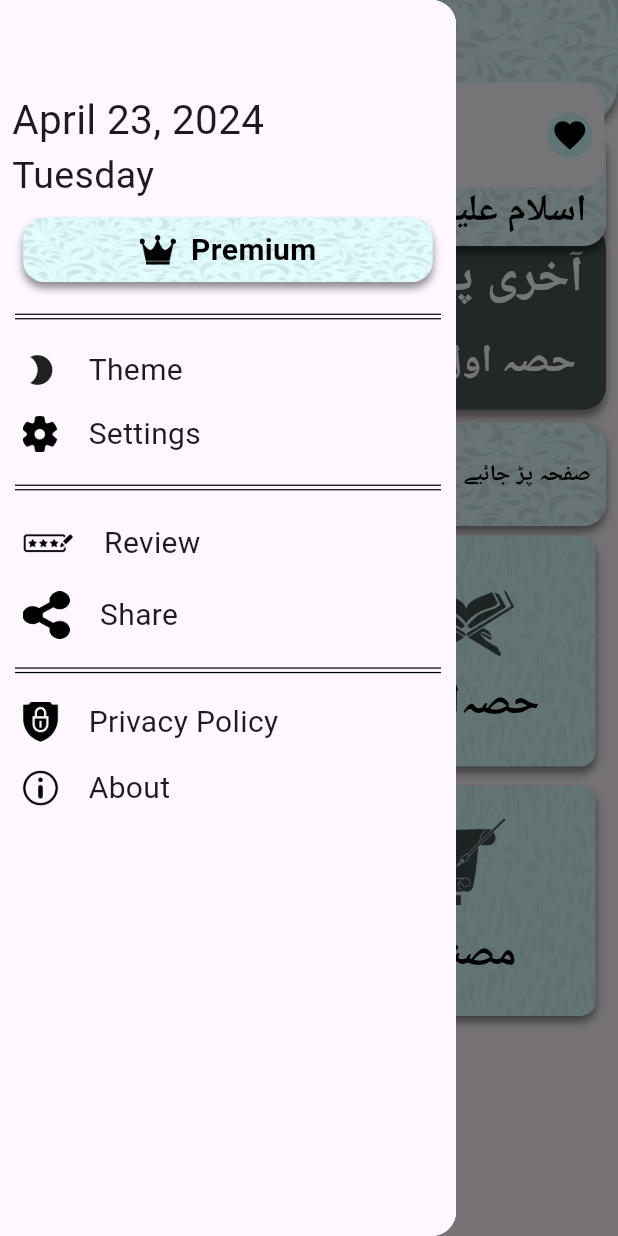
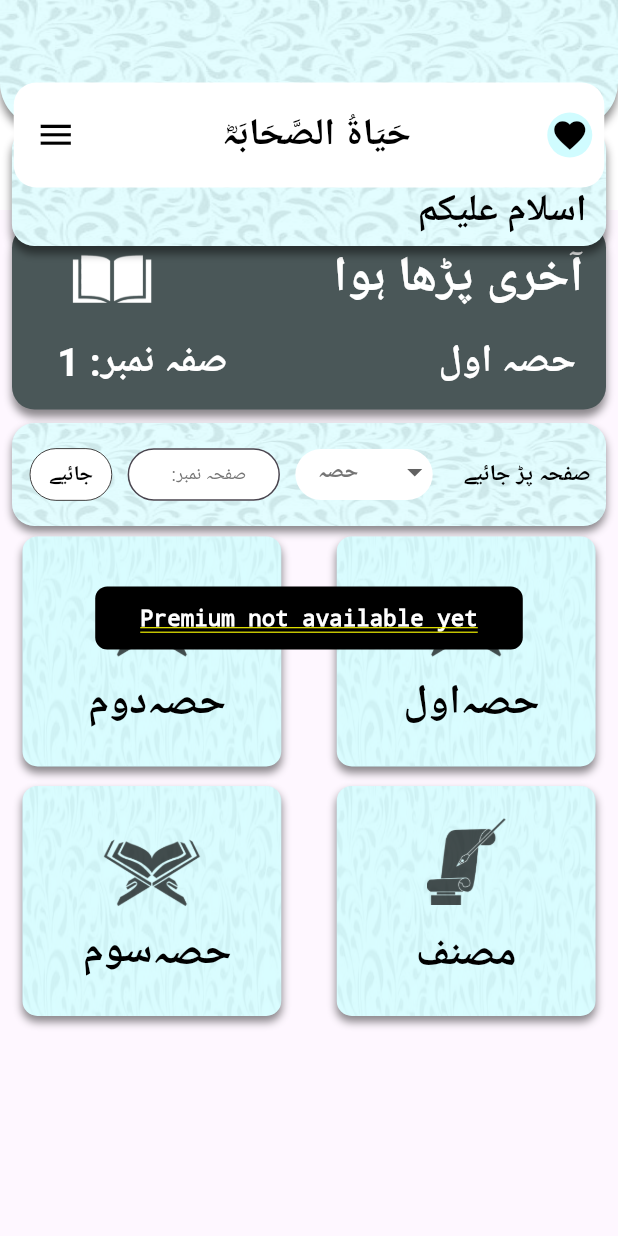
Before and after one commit to wahidkhanwazir/Hayat_us_Sahaba, a Flutter app: the screen it shows after launch, after a tap on the "menu" icon, after a tap on "Premium", on a phone screen of 412 x 824 dp. Run offline on Flutter 3.47's test engine with Material 3 defaults, Android fonts, the phone set to English and light mode, and no system bars; our stand-ins replace connectivity, flutter_native_splash, get_storage, google_mobile_ads, in_app_review, photo_view and 1 more; network calls fail.

Commit message:
new commit

```diff
--- a/lib/drawer/drawer.dart
+++ b/lib/drawer/drawer.dart
@@ -20,6 +20,8 @@ class _DrawerPageState extends State<DrawerPage> {
   final nowDate = DateFormat('MMMM d, yyyy').format(DateTime.now());
   final nowDay = DateFormat('EEEE').format(DateTime.now());
 
+  final InAppReview inAppReview = InAppReview.instance;
+
   // void _launchReview() async {
   //   const url = 'https://play.google.com/store/games?hl=en&gl=US';
   //   if (await canLaunch(url)) {
@@ -29,7 +31,28 @@ class _DrawerPageState extends State<DrawerPage> {
   //   }
   // }
 
-  final InAppReview inAppReview = InAppReview.instance;
+  void showCenteredSnackBar(BuildContext context, String message) {
+    OverlayEntry overlayEntry = OverlayEntry(
+      builder: (context) => Center(
+        child: Container(
+          padding: const EdgeInsets.symmetric(horizontal: 30.0, vertical: 12.0),
+          decoration: BoxDecoration(
+            color: Colors.black,
+            borderRadius: BorderRadius.circular(8.0),
+          ),
+          child: Text(message,
+            style: const TextStyle(color: Colors.white,fontSize: 15),
+          ),
+        ),
+      ),
+    );
+
+    Overlay.of(context).insert(overlayEntry);
+    Future.delayed(const Duration(seconds: 2), () {
+      overlayEntry.remove();
+    });
+  }
+
 
   @override
   Widget build(BuildContext context) {
@@ -56,8 +79,9 @@ class _DrawerPageState extends State<DrawerPage> {
             ),
             Center(
               child: InkWell(
-                onTap: (){
-
+                onTap: () {
+                  Navigator.pop(context);
+                  showCenteredSnackBar(context, 'Premium not available yet');
                 },
                 child: Container(
                   height: 43,
```
